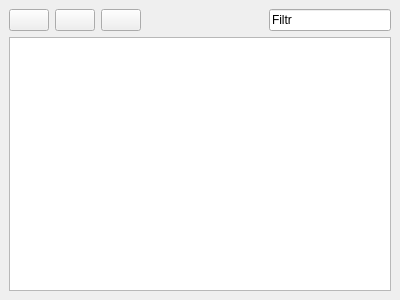
The window that src/ui/playerstab.ui (mige/Floco) describes before a commit, drawn with Qt 5.
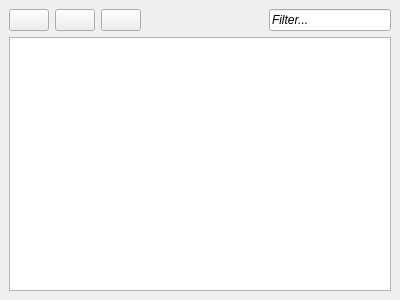
The same window after the commit. Icons and pictures are not drawn. Custom widgets are drawn as their Qt base class.

The edit to the form file:
```diff
--- a/src/ui/playerstab.ui
+++ b/src/ui/playerstab.ui
@@ -100,9 +100,14 @@
           </spacer>
          </item>
          <item>
-          <widget class="QLineEdit" name="lineEdit_2">
+          <widget class="FiltrEdit" name="editFiltr">
+           <property name="font">
+            <font>
+             <italic>true</italic>
+            </font>
+           </property>
            <property name="text">
-            <string>Filtr</string>
+            <string>Filter...</string>
            </property>
           </widget>
          </item>
@@ -290,6 +295,13 @@
    </item>
   </layout>
  </widget>
+ <customwidgets>
+  <customwidget>
+   <class>FiltrEdit</class>
+   <extends>QLineEdit</extends>
+   <header>widget/filtredit.h</header>
+  </customwidget>
+ </customwidgets>
  <resources>
   <include location="../resources.qrc"/>
  </resources>
```
